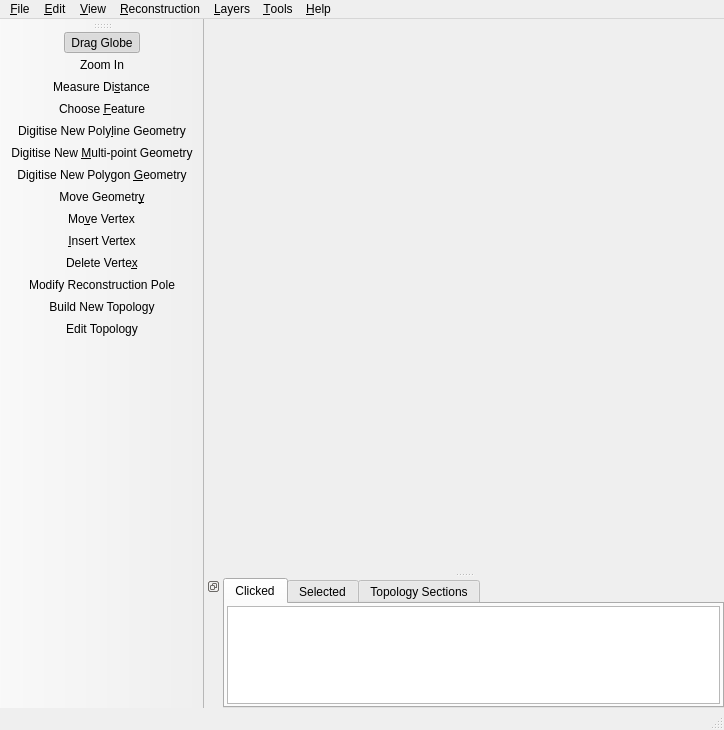
Before: the Qt Designer form src/qt-widgets/ViewportWindowUi.ui in GPlates/GPlates, drawn with Qt 5.
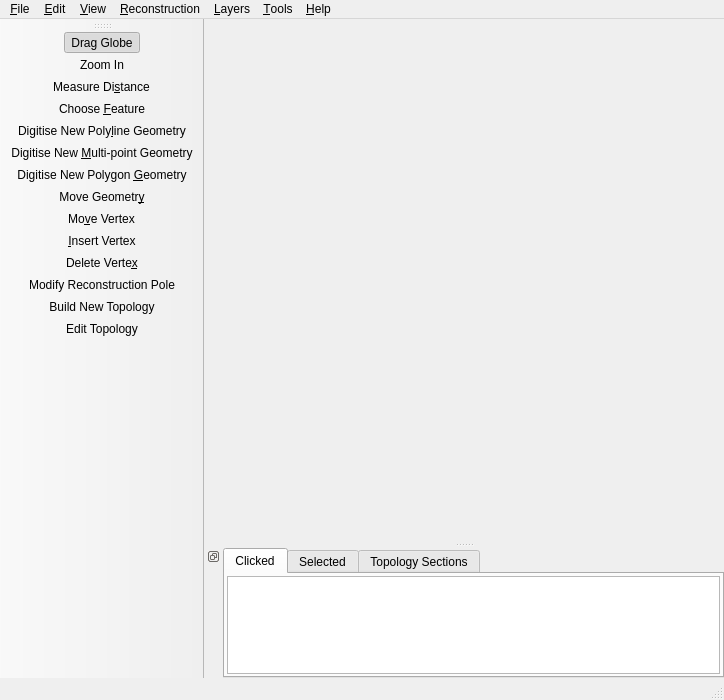
After: the same form once the commit is applied. Icons and pictures are not drawn.

Commit message: (trunk) Reduced default height to 700px to avoid usability fail described on wiki:ViewportWindow .

Patch:
```diff
--- a/src/qt-widgets/ViewportWindowUi.ui
+++ b/src/qt-widgets/ViewportWindowUi.ui
@@ -6,7 +6,7 @@
     <x>0</x>
     <y>0</y>
     <width>724</width>
-    <height>730</height>
+    <height>700</height>
    </rect>
   </property>
   <property name="minimumSize" >
```
